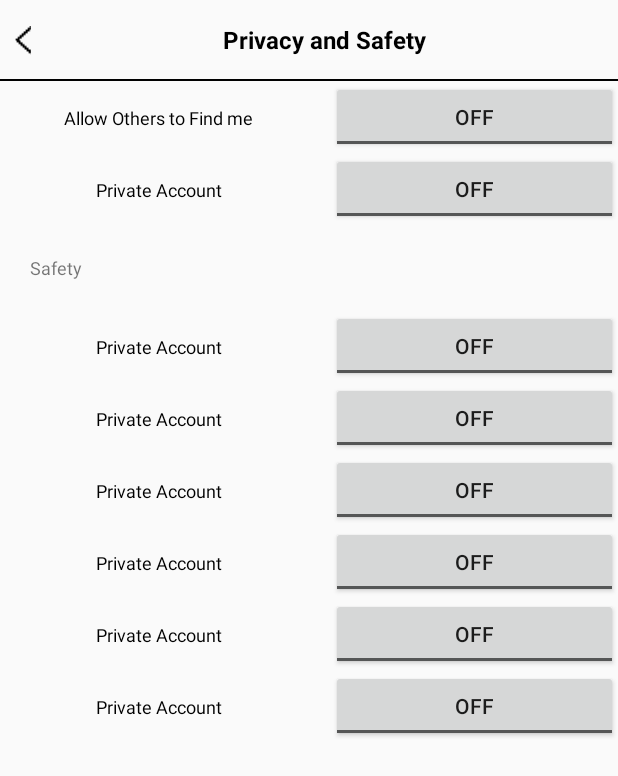
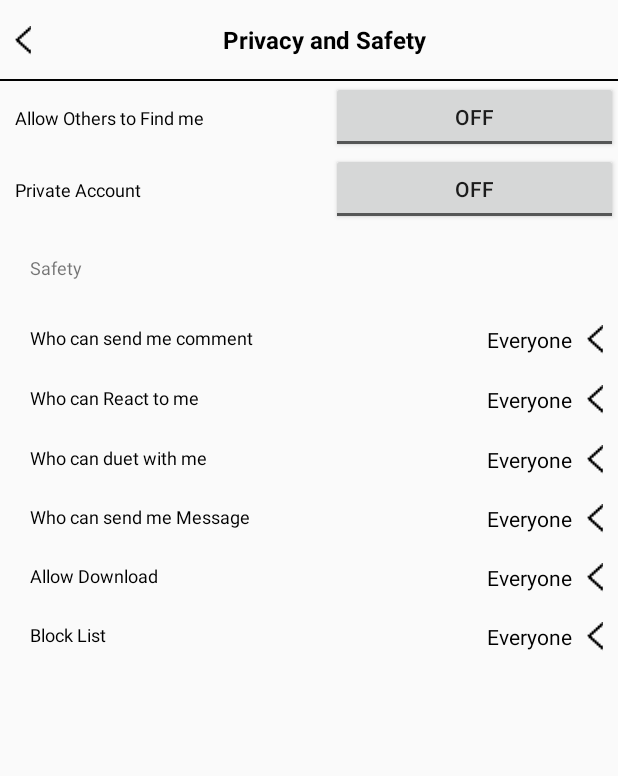
Before and after one commit to deeptikukreti/TeekTookApp, an Android app: the PrivacyAndSafetyActivity screen opened directly, with no data from a screen before it, on a phone screen of 412 x 824 dp. Shown: the top 776 px of the screen. Run offline under Robolectric (Android 15) with nearby library versions, the phone set to English and light mode, and no system bars.

Commit message:
new change code123

```diff
--- a/app/src/main/AndroidManifest.xml
+++ b/app/src/main/AndroidManifest.xml
@@ -20,7 +20,6 @@
     <uses-permission android:name="android.permission.RECEIVE_BOOT_COMPLETED" />
     <uses-permission android:name="android.permission.SET_ALARM" />
 
-
     <application
         android:name=".framework.AppController"
         android:allowBackup="true"
@@ -29,6 +28,7 @@
         android:roundIcon="@mipmap/ic_launcher_round"
         android:supportsRtl="true"
         android:theme="@style/AppTheme">
+        <activity android:name=".activity.privacy_n_safety_check"></activity>
         <activity android:name=".activity.SignupActivity" />
         <activity android:name=".activity.LoginActivity">
             <intent-filter>
@@ -65,11 +65,9 @@
             android:name=".camera.LandscapeActivity"
             android:screenOrientation="landscape" />
         <activity android:name=".activity.EditProfileActivity" />
-        <activity android:name=".activity.FindFriendsActivity"></activity>
-
+        <activity android:name=".activity.FindFriendsActivity" />
         <activity android:name=".videotrimmer.VideoTrimmerActivity" />
         <activity android:name=".videotrimmer.BaseActivity" />
-
 
         <provider
             android:name="android.support.v4.content.FileProvider"
--- /dev/null
+++ b/app/src/main/java/com/v2infotech/android/tiktok/activity/privacy_n_safety_check.java
@@ -0,0 +1,15 @@
+package com.v2infotech.android.tiktok.activity;
+
+import android.support.v7.app.AppCompatActivity;
+import android.os.Bundle;
+
+import com.v2infotech.android.tiktok.R;
+
+public class privacy_n_safety_check extends AppCompatActivity {
+
+    @Override
+    protected void onCreate(Bundle savedInstanceState) {
+        super.onCreate(savedInstanceState);
+        setContentView(R.layout.activity_privacy_n_safety_check);
+    }
+}
--- /dev/null
+++ b/app/src/main/java/com/v2infotech/android/tiktok/adapter/SelectPrivacyOptionAdapter.java
@@ -0,0 +1,4 @@
+package com.v2infotech.android.tiktok.adapter;
+
+public class SelectPrivacyOptionAdapter {
+}
--- a/app/src/main/res/layout/activity_privacy_and_safety.xml
+++ b/app/src/main/res/layout/activity_privacy_and_safety.xml
@@ -1,6 +1,5 @@
 <?xml version="1.0" encoding="utf-8"?>
 <android.support.constraint.ConstraintLayout xmlns:android="http://schemas.android.com/apk/res/android"
-    xmlns:app="http://schemas.android.com/apk/res-auto"
     xmlns:tools="http://schemas.android.com/tools"
     android:layout_width="match_parent"
     android:layout_height="match_parent"
@@ -57,12 +56,13 @@
                     android:layout_height="wrap_content"
                     android:layout_marginLeft="@dimen/size10"
                     android:layout_weight=".5"
-                    android:gravity="center"
+                    android:gravity="left"
                     android:text="@string/allow_other_to_find_me"
                     android:textColor="@color/black"
                     android:textSize="@dimen/textsize12" />
 
                 <ToggleButton
+                    android:id="@+id/allow_others_toggle"
                     android:layout_width="0dp"
                     android:layout_height="wrap_content"
                     android:layout_marginLeft="@dimen/size20"
@@ -80,12 +80,13 @@
                     android:layout_height="wrap_content"
                     android:layout_marginLeft="@dimen/size10"
                     android:layout_weight=".5"
-                    android:gravity="center"
+                    android:gravity="start"
                     android:text="@string/private_account"
                     android:textColor="@color/black"
                     android:textSize="@dimen/textsize12" />
 
                 <ToggleButton
+                    android:id="@+id/private_account_toggle"
                     android:layout_width="0dp"
                     android:layout_height="wrap_content"
                     android:layout_marginLeft="@dimen/size20"
@@ -104,148 +105,263 @@
         <LinearLayout
             android:layout_width="match_parent"
             android:layout_height="wrap_content"
+            android:layout_margin="@dimen/size10"
             android:orientation="horizontal">
 
 
             <TextView
                 android:layout_width="0dp"
-                android:layout_weight=".5"
                 android:layout_height="wrap_content"
                 android:layout_marginLeft="@dimen/size10"
-                android:text="@string/private_account"
-                android:textSize="@dimen/textsize12"
+                android:layout_weight=".5"
+                android:gravity="start"
+                android:text="@string/who_send_comment"
                 android:textColor="@color/black"
-                android:gravity="center"
-                />
+                android:textSize="@dimen/textsize12" />
 
-            <ToggleButton
+            <LinearLayout
                 android:layout_width="0dp"
+                android:layout_height="@dimen/size20"
+                android:layout_margin_left="@dimen/size20"
                 android:layout_weight=".5"
+                android:gravity="end"
+                android:orientation="horizontal">
+
+                <TextView
+                    android:id="@+id/send_comment_option"
+                    android:layout_width="wrap_content"
                     android:layout_height="wrap_content"
-                android:layout_marginLeft="@dimen/size20"/>
+                    android:layout_marginRight="@dimen/size10"
+                    android:text="Everyone"
+                    android:textColor="@color/black"
+                    android:textSize="@dimen/textsize14" />
+
+                <TextView
+                    android:id="@+id/next_icon_1"
+                    android:layout_width="wrap_content"
+                    android:layout_height="wrap_content"
+                    android:background="@mipmap/arrow_icon" />
+
+            </LinearLayout>
         </LinearLayout>
 
 
         <LinearLayout
             android:layout_width="match_parent"
             android:layout_height="wrap_content"
+            android:layout_margin="@dimen/size10"
             android:orientation="horizontal">
 
 
             <TextView
                 android:layout_width="0dp"
-                android:layout_weight=".5"
                 android:layout_height="wrap_content"
                 android:layout_marginLeft="@dimen/size10"
-                android:text="@string/private_account"
-                android:textSize="@dimen/textsize12"
+                android:layout_weight=".5"
+                android:gravity="start"
+                android:text="@string/who_react_to_me"
                 android:textColor="@color/black"
-                android:gravity="center"
-                />
+                android:textSize="@dimen/textsize12" />
 
-            <ToggleButton
+            <LinearLayout
                 android:layout_width="0dp"
+                android:layout_height="@dimen/size20"
+                android:layout_margin_left="@dimen/size20"
                 android:layout_weight=".5"
+                android:gravity="end"
+                android:orientation="horizontal">
+
+                <TextView
+                    android:id="@+id/react_me_txt"
+                    android:layout_width="wrap_content"
                     android:layout_height="wrap_content"
-                android:layout_marginLeft="@dimen/size20"/>
+                    android:layout_marginRight="@dimen/size10"
+                    android:text="Everyone"
+                    android:textColor="@color/black"
+                    android:textSize="@dimen/textsize14" />
+
+                <TextView
+                    android:id="@+id/send_arrow_2"
+                    android:layout_width="wrap_content"
+                    android:layout_height="wrap_content"
+                    android:background="@mipmap/arrow_icon" />
+
+            </LinearLayout>
         </LinearLayout>
 
         <LinearLayout
             android:layout_width="match_parent"
             android:layout_height="wrap_content"
+            android:layout_margin="@dimen/size10"
             android:orientation="horizontal">
 
 
             <TextView
                 android:layout_width="0dp"
-                android:layout_weight=".5"
                 android:layout_height="wrap_content"
                 android:layout_marginLeft="@dimen/size10"
-                android:text="@string/private_account"
-                android:textSize="@dimen/textsize12"
+                android:layout_weight=".5"
+                android:gravity="left"
+                android:text="@string/who_can_duet_with_me"
                 android:textColor="@color/black"
-                android:gravity="center"
-                />
+                android:textSize="@dimen/textsize12" />
 
-            <ToggleButton
+            <LinearLayout
                 android:layout_width="0dp"
+                android:layout_height="wrap_content"
+                android:layout_margin_left="@dimen/size20"
                 android:layout_weight=".5"
+                android:gravity="end"
+                android:orientation="horizontal">
+
+                <TextView
+                    android:id="@+id/duet_privact_txt"
+                    android:layout_width="wrap_content"
                     android:layout_height="wrap_content"
-                android:layout_marginLeft="@dimen/size20"/>
+                    android:layout_marginRight="@dimen/size10"
+                    android:text="Everyone"
+                    android:textColor="@color/black"
+                    android:textSize="@dimen/textsize14" />
+
+                <TextView
+                    android:id="@+id/arrow_icon_3"
+                    android:layout_width="wrap_content"
+                    android:layout_height="wrap_content"
+                    android:background="@mipmap/arrow_icon" />
+
+            </LinearLayout>
         </LinearLayout>
 
 
         <LinearLayout
             android:layout_width="match_parent"
             android:layout_height="wrap_content"
+            android:layout_margin="@dimen/size10"
             android:orientation="horizontal">
 
 
             <TextView
                 android:layout_width="0dp"
-                android:layout_weight=".5"
                 android:layout_height="wrap_content"
                 android:layout_marginLeft="@dimen/size10"
-                android:text="@string/private_account"
-                android:textSize="@dimen/textsize12"
+                android:layout_weight=".5"
+                android:gravity="start"
+                android:text="@string/who_send_me_msg"
                 android:textColor="@color/black"
-                android:gravity="center"
-                />
+                android:textSize="@dimen/textsize12" />
 
-            <ToggleButton
+            <LinearLayout
                 android:layout_width="0dp"
+                android:layout_height="wrap_content"
+                android:layout_margin_left="@dimen/size20"
                 android:layout_weight=".5"
+                android:gravity="end"
+                android:orientation="horizontal">
+
+                <TextView
+                    android:id="@+id/who_send_msg_txt"
+                    android:layout_width="wrap_content"
                     android:layout_height="wrap_content"
-                android:layout_marginLeft="@dimen/size20"/>
+                    android:layout_marginRight="@dimen/size10"
+                    android:text="Everyone"
+                    android:textColor="@color/black"
+                    android:textSize="@dimen/textsize14" />
+
+                <TextView
+                    android:id="@+id/arrow_icom_4"
+                    android:layout_width="wrap_content"
+                    android:layout_height="wrap_content"
+                    android:background="@mipmap/arrow_icon" />
+
+            </LinearLayout>
         </LinearLayout>
 
 
         <LinearLayout
             android:layout_width="match_parent"
             android:layout_height="wrap_content"
+            android:layout_margin="@dimen/size10"
             android:orientation="horizontal">
 
 
             <TextView
                 android:layout_width="0dp"
-                android:layout_weight=".5"
                 android:layout_height="wrap_content"
                 android:layout_marginLeft="@dimen/size10"
-                android:text="@string/private_account"
-                android:textSize="@dimen/textsize12"
+                android:layout_weight=".5"
+                android:gravity="start"
+                android:text="@string/allow_download"
                 android:textColor="@color/black"
-                android:gravity="center"
-                />
+                android:textSize="@dimen/textsize12" />
 
-            <ToggleButton
+            <LinearLayout
                 android:layout_width="0dp"
+                android:layout_height="wrap_content"
+                android:layout_margin_left="@dimen/size20"
                 android:layout_weight=".5"
+                android:gravity="end"
+                android:orientation="horizontal">
+
+                <TextView
+                    android:id="@+id/allow_download_txt"
+                    android:layout_width="wrap_content"
                     android:layout_height="wrap_content"
-                android:layout_marginLeft="@dimen/size20"/>
+                    android:layout_marginRight="@dimen/size10"
+                    android:text="Everyone"
+                    android:textColor="@color/black"
+                    android:textSize="@dimen/textsize14" />
+
+                <TextView
+                    android:id="@+id/back_arrow_icon_5"
+                    android:layout_width="wrap_content"
+                    android:layout_height="wrap_content"
+                    android:background="@mipmap/arrow_icon" />
+
+            </LinearLayout>
         </LinearLayout>
 
         <LinearLayout
             android:layout_width="match_parent"
             android:layout_height="wrap_content"
+            android:layout_margin="@dimen/size10"
             android:orientation="horizontal">
 
 
             <TextView
+                android:id="@+id/blokc_list_txt"
                 android:layout_width="0dp"
-                android:layout_weight=".5"
                 android:layout_height="wrap_content"
                 android:layout_marginLeft="@dimen/size10"
-                android:text="@string/private_account"
-                android:textSize="@dimen/textsize12"
+                android:layout_weight=".5"
+                android:gravity="start"
+                android:text="@string/block_list"
                 android:textColor="@color/black"
-                android:gravity="center"
-                />
+                android:textSize="@dimen/textsize12" />
 
-            <ToggleButton
+            <LinearLayout
                 android:layout_width="0dp"
+                android:layout_height="wrap_content"
+                android:layout_margin_left="chanes"
                 android:layout_weight=".5"
+                android:gravity="end"
+                android:orientation="horizontal">
+
+                <TextView
+                    android:id="@+id/block_list_option"
+                    android:layout_width="wrap_content"
                     android:layout_height="wrap_content"
-                android:layout_marginLeft="@dimen/size20"/>
+                    android:layout_marginRight="@dimen/size10"
+                    android:text="Everyone"
+                    android:textColor="@color/black"
+                    android:textSize="@dimen/textsize14" />
+
+                <TextView
+                    android:id="@+id/arrow_icon_6"
+                    android:layout_width="wrap_content"
+                    android:layout_height="wrap_content"
+                    android:background="@mipmap/arrow_icon" />
+
+            </LinearLayout>
         </LinearLayout>
 
 
--- /dev/null
+++ b/app/src/main/res/layout/activity_privacy_n_safety_check.xml
@@ -0,0 +1,15 @@
+<?xml version="1.0" encoding="utf-8"?>
+<android.support.constraint.ConstraintLayout xmlns:android="http://schemas.android.com/apk/res/android"
+    xmlns:tools="http://schemas.android.com/tools"
+    android:layout_width="match_parent"
+    android:layout_height="match_parent"
+    tools:context=".activity.privacy_n_safety_check">
+
+
+    <LinearLayout
+        android:layout_width="match_parent"
+        android:layout_height="match_parent">
+
+    </LinearLayout>
+
+</android.support.constraint.ConstraintLayout>
--- a/app/src/main/res/layout/item_layout.xml
+++ b/app/src/main/res/layout/item_layout.xml
@@ -3,7 +3,7 @@
     xmlns:app="http://schemas.android.com/apk/res-auto"
     xmlns:tools="http://schemas.android.com/tools"
     android:layout_width="match_parent"
-    android:layout_height="wrap_content"
+    android:layout_height="match_parent"
     android:background="@color/white">
 
     <TextView
@@ -13,7 +13,6 @@
         android:layout_marginStart="8dp"
         android:layout_marginTop="8dp"
         android:layout_marginEnd="8dp"
-        android:letterSpacing="-0.02"
         android:lineSpacingExtra="5sp"
         android:textColor="@color/navy"
         android:textSize="18sp"
@@ -41,9 +40,9 @@
         android:layout_width="wrap_content"
         android:layout_height="wrap_content"
         android:layout_marginStart="8dp"
-        android:letterSpacing="-0.02"
+
         android:textColor="@color/windows_blue"
-        android:textSize="10sp"
+        android:textSize="12sp"
         app:layout_constraintBottom_toBottomOf="@+id/imageView"
         app:layout_constraintStart_toEndOf="@+id/imageView"
         app:layout_constraintTop_toTopOf="@+id/imageView"
@@ -70,7 +69,6 @@
             android:id="@+id/cover"
             android:layout_width="match_parent"
             android:layout_height="match_parent"
-            android:layout_above="@id/title"
             android:background="@android:color/white"
             android:scaleType="centerCrop"
             android:src="@drawable/cover" />
--- a/app/src/main/res/values/strings.xml
+++ b/app/src/main/res/values/strings.xml
@@ -1,4 +1,4 @@
-<resources xmlns:tools="http://schemas.android.com/tools">
+<resources >
 
     <string name="app_name">Tiktok</string>
     <string name="app_record">Record Video</string>
@@ -64,7 +64,7 @@
     <string name="allow_other_to_find_me">Allow Others to Find me</string>
     <string name="private_account">Private Account</string>
     <string name="safety">Safety</string>
-    <string name="who_send_commeny">Who can send me comment</string>
+    <string name="who_send_comment">Who can send me comment</string>
     <string name="who_react_to_me">Who can React to me</string>
     <string name="who_can_duet_with_me">Who can duet with me</string>
     <string name="who_send_me_msg">Who can send me Message</string>
--- a/videotrimmer/build.gradle
+++ b/videotrimmer/build.gradle
@@ -7,7 +7,7 @@ android {
 
     defaultConfig {
         minSdkVersion 15
-        targetSdkVersion 28
+        targetSdkVersion 27
         versionCode 1
         versionName "1.0"
 
```
Lines whose indentation alone changed are shown as unchanged.
